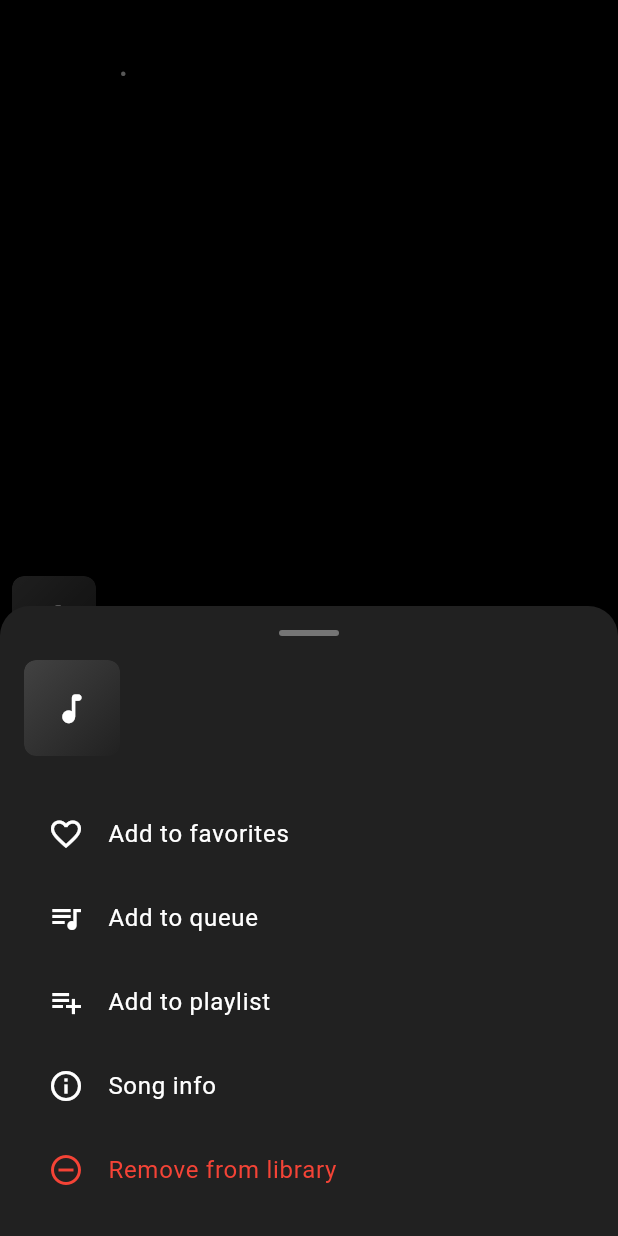
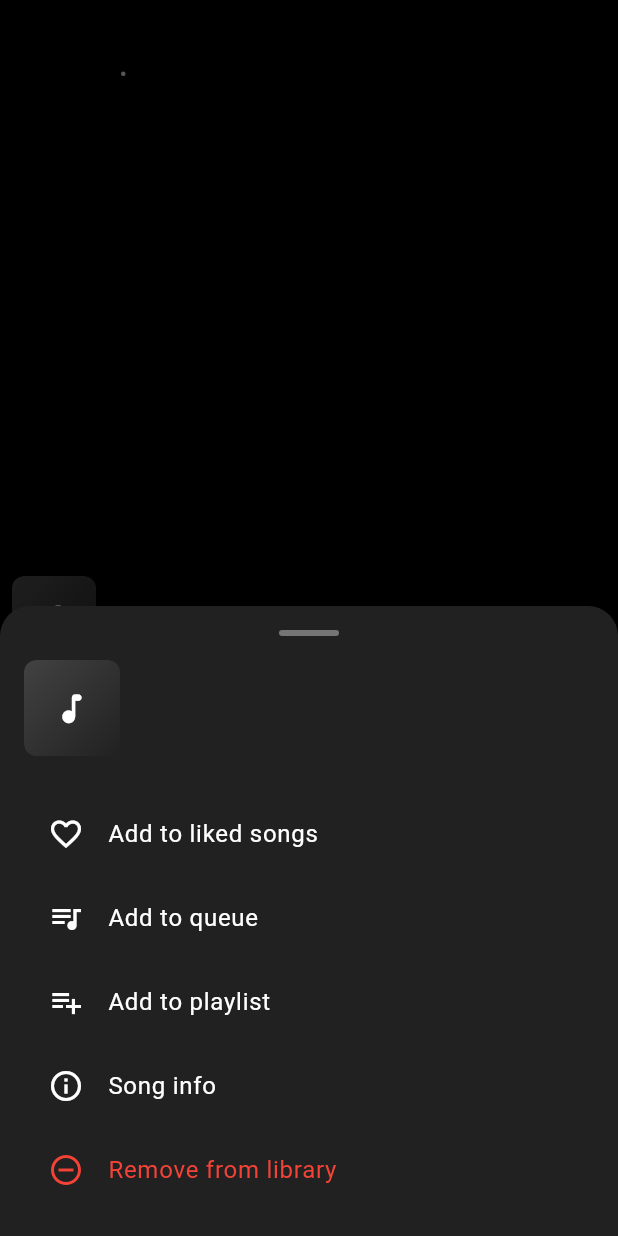
Before and after one commit to manu123321/MyMusic, a Flutter app: the SongListTile widget shown alone on an empty page, opened directly with empty values, after a tap on the "more vert" icon, on a phone screen of 412 x 824 dp. Run offline on Flutter 3.47's test engine with Material 3 defaults, Android fonts, the phone set to English and light mode, and no system bars; our stand-ins replace audio_service, connectivity_plus, file_picker, flutter_riverpod, hive, hive_flutter and 4 more; missing offline and left inert: audio_metadata_reader, audio_session; accounts and stored records are empty.

Commit message:
liked songs playlist optimized

```diff
--- a/lib/providers/music_provider.dart
+++ b/lib/providers/music_provider.dart
@@ -1056,6 +1056,100 @@ final totalPlaytimeProvider = Provider<Duration>((ref) {
   return Duration(milliseconds: totalMilliseconds);
 });
 
+// === FAVORITES MANAGEMENT ===
+
+// Centralized favorites management
+final favoritesProvider = StateNotifierProvider<FavoritesNotifier, Set<String>>((ref) {
+  return FavoritesNotifier(
+    ref.read(storageServiceProvider),
+    ref.read(loggingServiceProvider),
+    ref,
+  );
+});
+
+class FavoritesNotifier extends StateNotifier<Set<String>> {
+  final StorageService _storageService;
+  final LoggingService _loggingService;
+  final Ref _ref;
+
+  FavoritesNotifier(
+    this._storageService,
+    this._loggingService,
+    this._ref,
+  ) : super({}) {
+    _initializeFavorites();
+  }
+
+  Future<void> _initializeFavorites() async {
+    try {
+      // Load all songs and get their favorite status
+      final allSongs = _storageService.getAllSongs();
+      final favoriteIds = allSongs
+          .where((song) => song.isFavorite)
+          .map((song) => song.id)
+          .toSet();
+
+      state = favoriteIds;
+
+      // Ensure liked songs playlist is in sync
+      await _syncLikedSongsPlaylist();
+
+      _loggingService.logInfo('Favorites initialized with ${favoriteIds.length} songs');
+    } catch (e, stackTrace) {
+      _loggingService.logError('Failed to initialize favorites', e, stackTrace);
+    }
+  }
+
+  Future<void> toggleFavorite(String songId) async {
+    try {
+      final isCurrentlyFavorite = state.contains(songId);
+      final newFavoriteStatus = !isCurrentlyFavorite;
+
+      // Update the song's isFavorite field
+      final songsNotifier = _ref.read(songsProvider.notifier);
+      final song = songsNotifier.getSongById(songId);
+      if (song != null) {
+        final updatedSong = song.copyWith(isFavorite: newFavoriteStatus);
+        await songsNotifier.updateSong(updatedSong);
+      }
+
+      // Update local state
+      if (newFavoriteStatus) {
+        state = {...state, songId};
+        await _storageService.addToLikedSongs(songId);
+      } else {
+        state = {...state}..remove(songId);
+        await _storageService.removeFromLikedSongs(songId);
+      }
+
+      // Refresh liked songs playlist
+      await _syncLikedSongsPlaylist();
+
+      _loggingService.logInfo('Toggled favorite for song: $songId (now: $newFavoriteStatus)');
+    } catch (e, stackTrace) {
+      _loggingService.logError('Failed to toggle favorite: $songId', e, stackTrace);
+    }
+  }
+
+  Future<void> _syncLikedSongsPlaylist() async {
+    try {
+      // Update the liked songs playlist with current favorites
+      await _storageService.updateLikedSongs();
+
+      // Refresh playlists to trigger UI updates
+      _ref.read(playlistsProvider.notifier).refreshPlaylists();
+    } catch (e, stackTrace) {
+      _loggingService.logError('Failed to sync liked songs playlist', e, stackTrace);
+    }
+  }
+
+  bool isFavorite(String songId) {
+    return state.contains(songId);
+  }
+
+  List<String> get favoriteSongIds => state.toList();
+}
+
 // === UTILITY PROVIDERS ===
 
 // App initialization status
--- a/lib/services/storage_service.dart
+++ b/lib/services/storage_service.dart
@@ -493,8 +493,22 @@ class StorageService {
   // Liked songs management
   Future<void> addToLikedSongs(String songId) async {
     try {
-      final likedSongs = getPlaylist('liked_songs');
-      if (likedSongs != null) {
+      await _ensureInitialized();
+
+      // Get or create the liked songs playlist
+      Playlist? likedSongs = getPlaylist('liked_songs');
+      if (likedSongs == null) {
+        // Create the liked songs playlist if it doesn't exist
+        likedSongs = Playlist.system(
+          name: 'Liked Songs',
+          description: 'Your liked songs',
+          colorTheme: '#FF0040', // Red color for heart
+        );
+        await savePlaylist(likedSongs);
+        _playlistCache['liked_songs'] = likedSongs;
+        _loggingService.logDebug('Created liked songs playlist');
+      }
+
       final updatedSongIds = List<String>.from(likedSongs.songIds);
 
       // Add if not already present
@@ -507,8 +521,8 @@ class StorageService {
         );
 
         await savePlaylist(updatedPlaylist);
+        _playlistCache['liked_songs'] = updatedPlaylist;
         _loggingService.logDebug('Added song to liked songs: $songId');
-        }
       }
     } catch (e, stackTrace) {
       _loggingService.logError('Failed to add to liked songs: $songId', e, stackTrace);
@@ -517,6 +531,8 @@ class StorageService {
 
   Future<void> removeFromLikedSongs(String songId) async {
     try {
+      await _ensureInitialized();
+
       final likedSongs = getPlaylist('liked_songs');
       if (likedSongs != null) {
         final updatedSongIds = List<String>.from(likedSongs.songIds);
@@ -529,6 +545,7 @@ class StorageService {
           );
 
           await savePlaylist(updatedPlaylist);
+          _playlistCache['liked_songs'] = updatedPlaylist;
           _loggingService.logDebug('Removed song from liked songs: $songId');
         }
       }
@@ -539,8 +556,22 @@ class StorageService {
 
   Future<void> updateLikedSongs() async {
     try {
-      final likedSongs = getPlaylist('liked_songs');
-      if (likedSongs != null) {
+      await _ensureInitialized();
+
+      // Get or create the liked songs playlist
+      Playlist? likedSongs = getPlaylist('liked_songs');
+      if (likedSongs == null) {
+        // Create the liked songs playlist if it doesn't exist
+        likedSongs = Playlist.system(
+          name: 'Liked Songs',
+          description: 'Your liked songs',
+          colorTheme: '#FF0040', // Red color for heart
+        );
+        await savePlaylist(likedSongs);
+        _playlistCache['liked_songs'] = likedSongs;
+        _loggingService.logDebug('Created liked songs playlist during update');
+      }
+
       // Get all favorite songs
       final allSongs = getAllSongs();
       final favoriteSongIds = allSongs
@@ -554,8 +585,8 @@ class StorageService {
       );
 
       await savePlaylist(updatedPlaylist);
+      _playlistCache['liked_songs'] = updatedPlaylist;
       _loggingService.logDebug('Updated liked songs playlist with ${favoriteSongIds.length} songs');
-      }
     } catch (e, stackTrace) {
       _loggingService.logError('Failed to update liked songs', e, stackTrace);
     }
--- a/lib/widgets/song_list_tile.dart
+++ b/lib/widgets/song_list_tile.dart
@@ -49,6 +49,8 @@ class _SongListTileState extends ConsumerState<SongListTile>
 
     final currentSong = ref.watch(currentSongProvider).value;
     final isCurrentlyPlaying = currentSong?.id == widget.song.id;
+    final favorites = ref.watch(favoritesProvider);
+    final isFavorite = favorites.contains(widget.song.id);
 
     return Semantics(
       label: 'Song: ${widget.song.title} by ${widget.song.artist}',
@@ -112,9 +114,9 @@ class _SongListTileState extends ConsumerState<SongListTile>
                         ),
 
                         // Additional info row
-                        if (widget.song.isFavorite)
+                        if (isFavorite)
                           const SizedBox(height: 4),
-                        if (widget.song.isFavorite)
+                        if (isFavorite)
                           _buildAdditionalInfo(),
                       ],
                     ),
@@ -335,12 +337,19 @@ class _SongListTileState extends ConsumerState<SongListTile>
             const SizedBox(height: 24),
 
             // Options
-            _buildOptionTile(
-              icon: widget.song.isFavorite ? Icons.favorite : Icons.favorite_border,
-              title: widget.song.isFavorite ? 'Remove from favorites' : 'Add to favorites',
-              onTap: () {
-                Navigator.pop(context);
-                _toggleFavorite();
+            Consumer(
+              builder: (context, ref, child) {
+                final favorites = ref.watch(favoritesProvider);
+                final isFavorite = favorites.contains(widget.song.id);
+
+                return _buildOptionTile(
+                  icon: isFavorite ? Icons.favorite : Icons.favorite_border,
+                  title: isFavorite ? 'Remove from liked songs' : 'Add to liked songs',
+                  onTap: () {
+                    Navigator.pop(context);
+                    _toggleFavorite();
+                  },
+                );
               },
             ),
             _buildOptionTile(
@@ -492,22 +501,18 @@ class _SongListTileState extends ConsumerState<SongListTile>
     try {
       HapticFeedback.lightImpact();
 
-      final updatedSong = widget.song.toggleFavorite();
-      ref.read(songsProvider.notifier).updateSong(updatedSong);
+      final favorites = ref.read(favoritesProvider);
+      final isCurrentlyFavorite = favorites.contains(widget.song.id);
 
-      // Update liked songs playlist
-      if (updatedSong.isFavorite) {
-        ref.read(storageServiceProvider).addToLikedSongs(updatedSong.id);
-      } else {
-        ref.read(storageServiceProvider).removeFromLikedSongs(updatedSong.id);
-      }
+      // Use the centralized favorites management
+      ref.read(favoritesProvider.notifier).toggleFavorite(widget.song.id);
 
       _loggingService.logInfo('Toggled favorite for: ${widget.song.title}');
 
       _showSuccessSnackBar(
-          widget.song.isFavorite
-              ? 'Removed from liked songs'
-              : 'Added to liked songs'
+          !isCurrentlyFavorite
+              ? 'Added to liked songs'
+              : 'Removed from liked songs'
       );
     } catch (e, stackTrace) {
       _loggingService.logError('Error toggling favorite', e, stackTrace);
```
Also changed, not shown: lib/screens/home_screen.dart (+11 -11 lines). Lines whose indentation alone changed are shown as unchanged.
